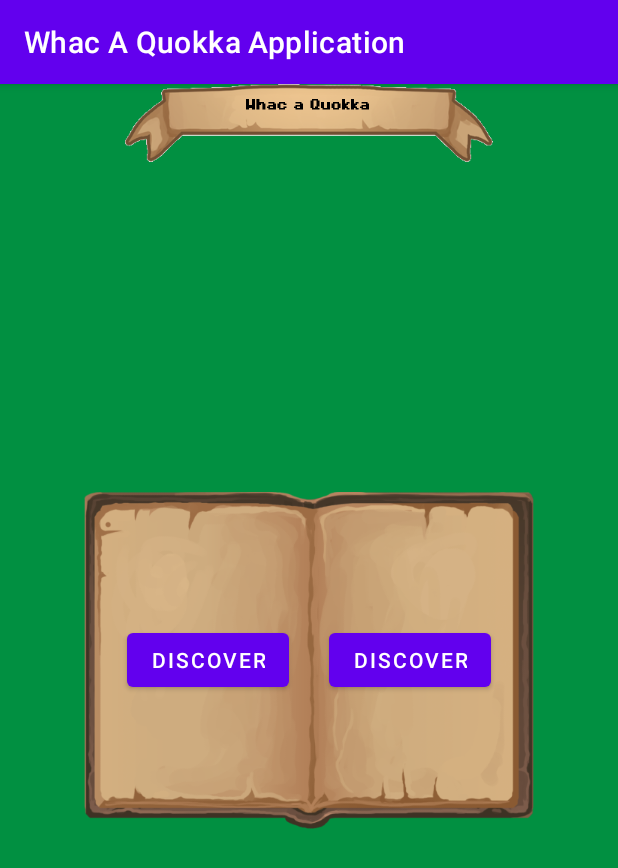
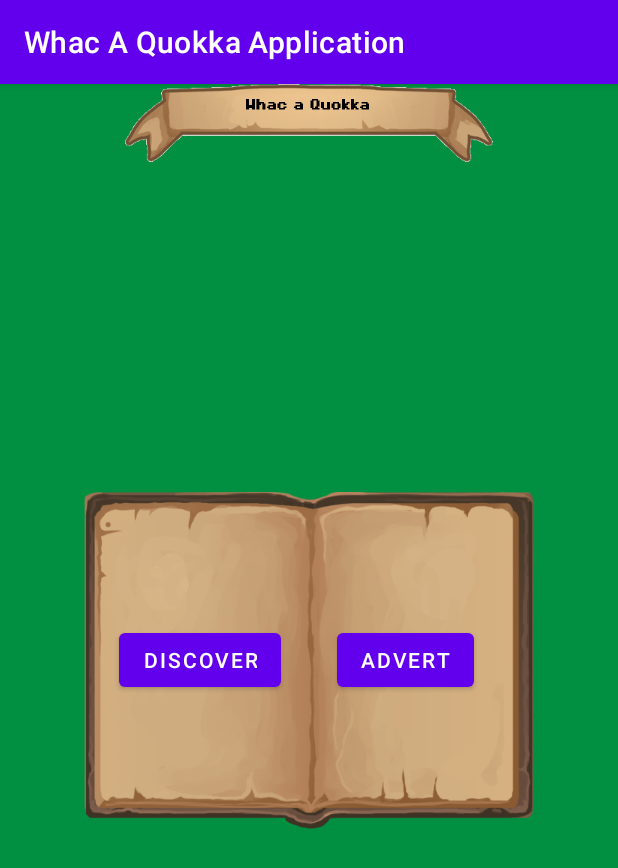
Before and after one commit to MelvynHerzig/AND_Project, an Android app: the MainActivity screen opened directly, with no data from a screen before it, on a phone screen of 412 x 824 dp. Shown: the top 868 px of the screen. Run offline under Robolectric (Android 15) with nearby library versions, the phone set to English and light mode, and no system bars.

Commit message:
main activity linked

```diff
--- a/WhacAQuokkaApplication/app/src/main/java/com/and/whacaquokkaapplication/MainActivity.kt
+++ b/WhacAQuokkaApplication/app/src/main/java/com/and/whacaquokkaapplication/MainActivity.kt
@@ -2,10 +2,26 @@ package com.and.whacaquokkaapplication
 
 import androidx.appcompat.app.AppCompatActivity
 import android.os.Bundle
+import android.widget.Button
 
 class MainActivity : AppCompatActivity() {
+
+    private lateinit var discoverButton : Button
+    private lateinit var advertButton : Button
+
     override fun onCreate(savedInstanceState: Bundle?) {
         super.onCreate(savedInstanceState)
         setContentView(R.layout.activity_main)
+
+        discoverButton = findViewById(R.id.discover_button)
+        advertButton = findViewById(R.id.advert_button)
+
+        discoverButton.setOnClickListener {
+            // TODO
+        }
+
+        advertButton.setOnClickListener {
+            // TODO
+        }
     }
 }
--- a/WhacAQuokkaApplication/app/src/main/res/layout/activity_main.xml
+++ b/WhacAQuokkaApplication/app/src/main/res/layout/activity_main.xml
@@ -74,8 +74,8 @@ android:textColor="@android:color/white"-->
         android:id="@+id/advert_button"
         android:layout_width="wrap_content"
         android:layout_height="wrap_content"
-        android:contentDescription="@string/discover_button"
-        android:text="@string/discover_button"
+        android:contentDescription="@string/advert_button"
+        android:text="@string/advert_button"
         android:layout_marginStart="50dp"
         app:layout_constraintBottom_toBottomOf="parent"
         app:layout_constraintLeft_toLeftOf="@id/discover_button"
```
